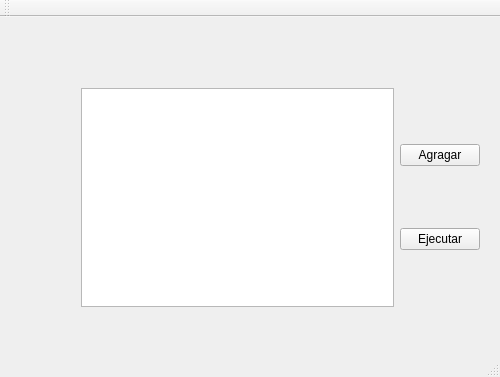
Before: the Qt Designer form Tyapu-gui/mainwindow.ui in Malguzt/Tyapu, drawn with Qt 5.
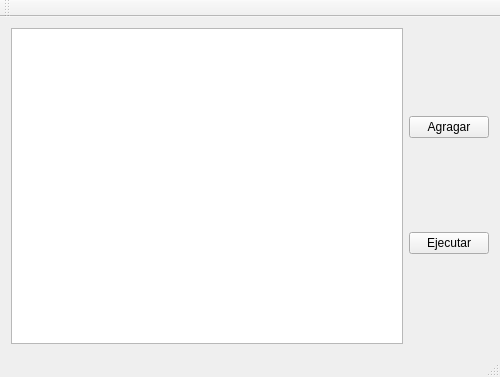
After: the same form once the commit is applied.

Diff of the .ui file:
```diff
--- a/Tyapu-gui/mainwindow.ui
+++ b/Tyapu-gui/mainwindow.ui
@@ -14,16 +14,7 @@
    <string>MainWindow</string>
   </property>
   <widget class="QWidget" name="centralWidget">
-   <widget class="QWidget" name="horizontalLayoutWidget">
-    <property name="geometry">
-     <rect>
-      <x>70</x>
-      <y>60</y>
-      <width>421</width>
-      <height>241</height>
-     </rect>
-    </property>
-    <layout class="QHBoxLayout" name="horizontalLayout">
+   <layout class="QHBoxLayout" name="horizontalLayout_2">
      <item>
       <widget class="QListWidget" name="playlist"/>
      </item>
@@ -46,7 +37,6 @@
       </layout>
      </item>
     </layout>
-   </widget>
   </widget>
   <widget class="QMenuBar" name="menuBar">
    <property name="geometry">
```
Lines whose indentation alone changed are shown as unchanged.
